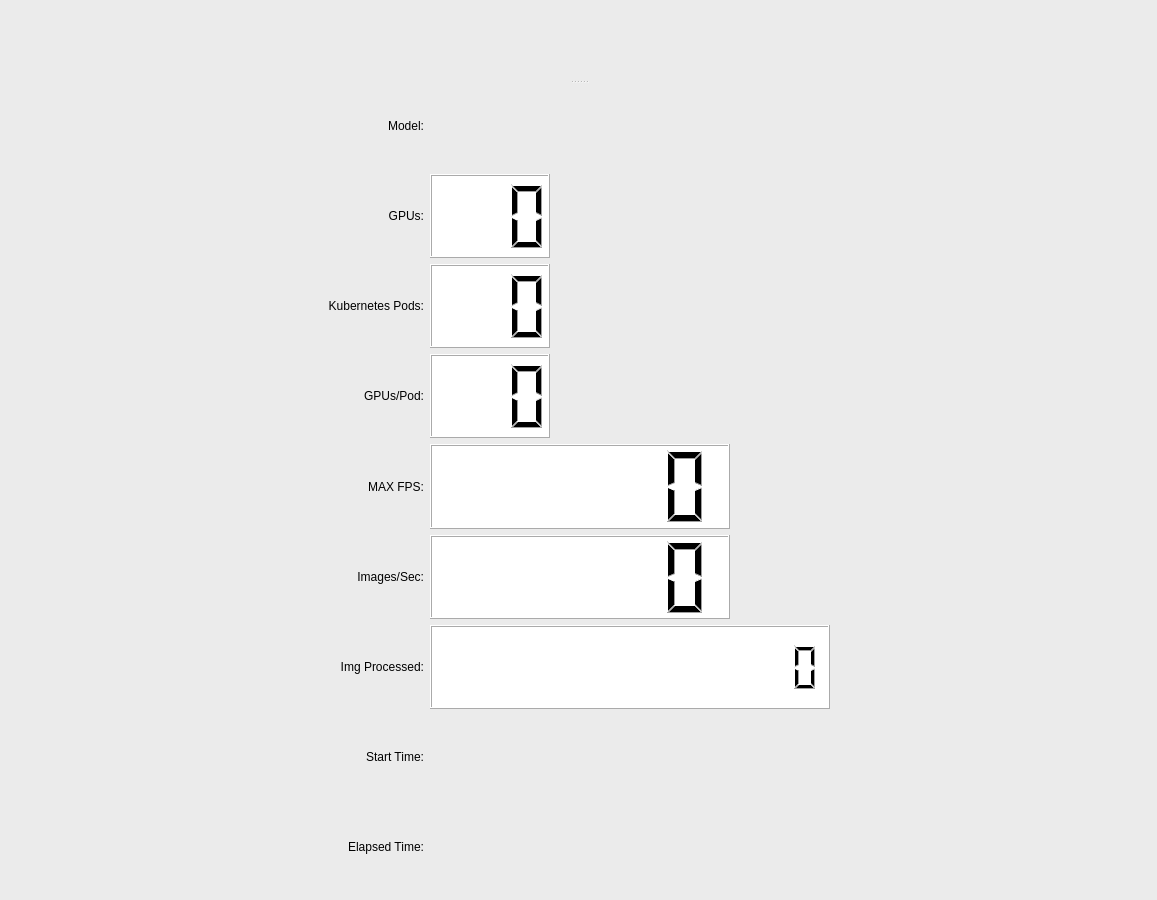
The window that apps/cloud_inference/client_app/perf_graph.ui (japarada/MIVisionX) describes before a commit, drawn with Qt 5.
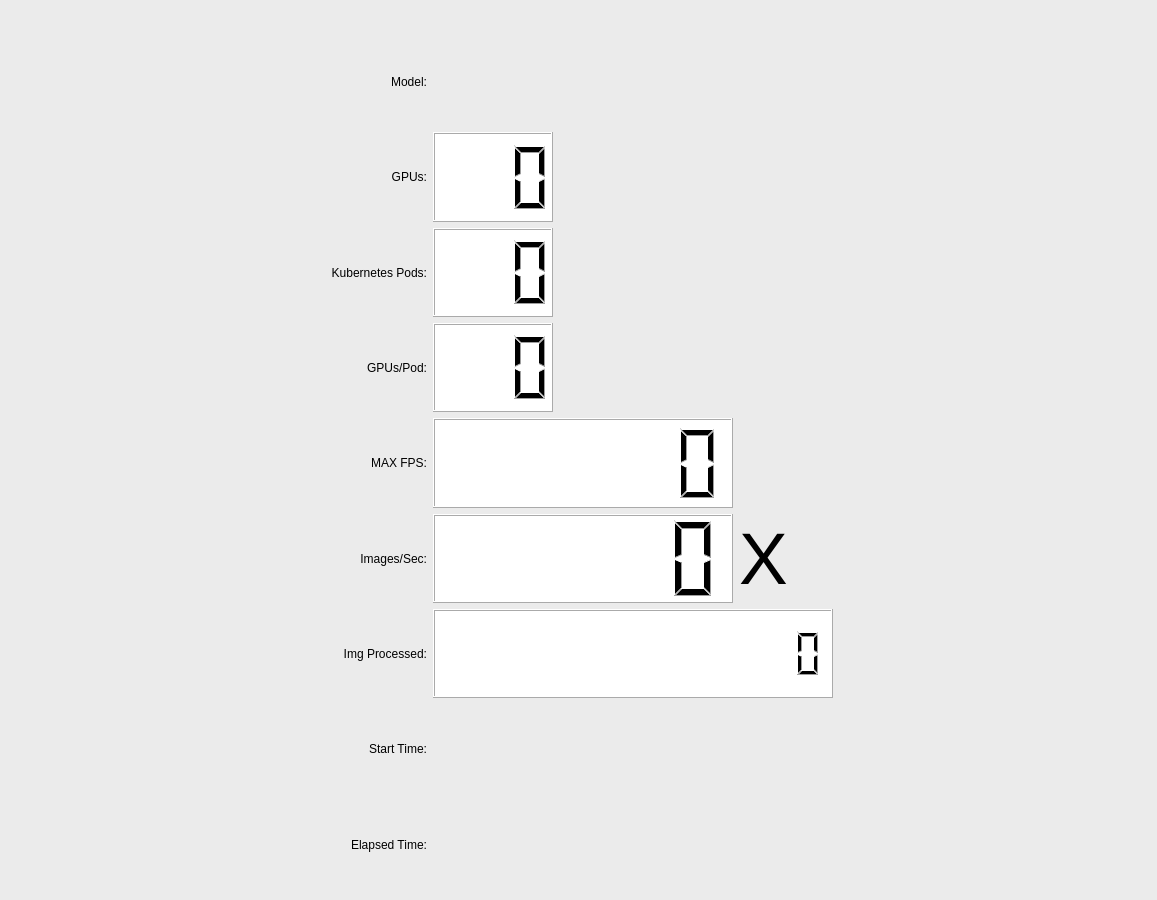
The same window after the commit. Icons and pictures are not drawn.

Commit message:
H/graph enhancement (#25)
* graph fix

* MV Compile - bug fix (#136)

* graph ui fix

* added rocm logo

* graph update

* Cloud Inference Application - graph update (#139)

* graph update

* graph update

* graph update

* update ui

* graph fix

* graph update

* graph updatE

* graph update

* update

* bar chart added

* graph update

* setmax

* mode

* bug fix

* bug fix

* bug fix

* update

* update

* update

* bug fix

* graph update

```diff
--- a/apps/cloud_inference/client_app/perf_graph.ui
+++ b/apps/cloud_inference/client_app/perf_graph.ui
@@ -29,13 +29,8 @@
   <property name="sizeGripEnabled">
    <bool>false</bool>
   </property>
-  <layout class="QVBoxLayout" name="verticalLayout">
-   <item>
-    <widget class="QSplitter" name="splitter">
-     <property name="orientation">
-      <enum>Qt::Vertical</enum>
-     </property>
-     <widget class="QWidget" name="layoutWidget">
+  <layout class="QGridLayout" name="gridLayout">
+   <item row="0" column="0" colspan="3">
       <layout class="QHBoxLayout" name="horizontalLayout_2">
        <property name="sizeConstraint">
         <enum>QLayout::SetDefaultConstraint</enum>
@@ -133,157 +128,58 @@
         </widget>
        </item>
       </layout>
-     </widget>
-     <widget class="QWidget" name="layoutWidget">
-      <layout class="QGridLayout" name="gridLayout">
-       <item row="6" column="1">
-        <widget class="QLabel" name="images_label">
-         <property name="maximumSize">
-          <size>
-           <width>500</width>
-           <height>16777215</height>
-          </size>
-         </property>
-         <property name="styleSheet">
-          <string notr="true">color: rgb(0, 0, 0);
-font: 75 36pt &quot;Ubuntu&quot;;</string>
-         </property>
-         <property name="text">
-          <string>Img Processed:</string>
-         </property>
-         <property name="alignment">
-          <set>Qt::AlignRight|Qt::AlignTrailing|Qt::AlignVCenter</set>
-         </property>
-        </widget>
-       </item>
-       <item row="6" column="2">
-        <widget class="QLCDNumber" name="images_lcdNumber">
-         <property name="sizePolicy">
-          <sizepolicy hsizetype="Minimum" vsizetype="Minimum">
-           <horstretch>0</horstretch>
-           <verstretch>0</verstretch>
-          </sizepolicy>
-         </property>
-         <property name="minimumSize">
+   </item>
+   <item row="1" column="0">
+    <spacer name="horizontalSpacer_4">
+     <property name="orientation">
+      <enum>Qt::Horizontal</enum>
+     </property>
+     <property name="sizeHint" stdset="0">
           <size>
-           <width>400</width>
-           <height>0</height>
-          </size>
-         </property>
-         <property name="maximumSize">
-          <size>
-           <width>400</width>
-           <height>16777215</height>
-          </size>
-         </property>
-         <property name="styleSheet">
-          <string notr="true">background-color: rgb(255, 255, 255);
-color: rgb(0, 0, 0);</string>
-         </property>
-         <property name="digitCount">
-          <number>15</number>
-         </property>
-         <property name="value" stdset="0">
-          <double>0.000000000000000</double>
-         </property>
-        </widget>
-       </item>
-       <item row="5" column="1">
-        <widget class="QLabel" name="fps_label">
-         <property name="maximumSize">
-          <size>
-           <width>500</width>
-           <height>16777215</height>
-          </size>
-         </property>
-         <property name="styleSheet">
-          <string notr="true">color: rgb(0, 0, 0);
-font: 75 36pt &quot;Ubuntu&quot;;</string>
-         </property>
-         <property name="text">
-          <string>Images/Sec:</string>
-         </property>
-         <property name="alignment">
-          <set>Qt::AlignRight|Qt::AlignTrailing|Qt::AlignVCenter</set>
-         </property>
-        </widget>
-       </item>
-       <item row="3" column="2">
-        <widget class="QLCDNumber" name="GPU_lcdNumber">
-         <property name="sizePolicy">
-          <sizepolicy hsizetype="Minimum" vsizetype="Minimum">
-           <horstretch>0</horstretch>
-           <verstretch>0</verstretch>
-          </sizepolicy>
-         </property>
-         <property name="minimumSize">
-          <size>
-           <width>120</width>
-           <height>0</height>
-          </size>
-         </property>
-         <property name="maximumSize">
-          <size>
-           <width>120</width>
-           <height>16777215</height>
-          </size>
-         </property>
-         <property name="styleSheet">
-          <string notr="true">background-color: rgb(255, 255, 255);
-color: rgb(0, 0, 0);</string>
-         </property>
-         <property name="digitCount">
-          <number>3</number>
-         </property>
-        </widget>
-       </item>
-       <item row="0" column="2">
-        <widget class="QLabel" name="modelName_label">
-         <property name="maximumSize">
-          <size>
-           <width>500</width>
-           <height>16777215</height>
-          </size>
-         </property>
-         <property name="styleSheet">
-          <string notr="true">color: rgb(170, 0, 0);
-font: 75 36pt &quot;Ubuntu&quot;;</string>
-         </property>
-         <property name="text">
-          <string/>
-         </property>
-        </widget>
-       </item>
-       <item row="1" column="2">
-        <widget class="QLCDNumber" name="TotalGPU_lcdNumber">
-         <property name="sizePolicy">
-          <sizepolicy hsizetype="Minimum" vsizetype="Minimum">
-           <horstretch>0</horstretch>
-           <verstretch>0</verstretch>
-          </sizepolicy>
-         </property>
-         <property name="minimumSize">
-          <size>
-           <width>120</width>
-           <height>0</height>
-          </size>
-         </property>
-         <property name="maximumSize">
-          <size>
-           <width>120</width>
-           <height>16777215</height>
-          </size>
-         </property>
-         <property name="styleSheet">
-          <string notr="true">background-color: rgb(255, 255, 255);
-color: rgb(0, 0, 0);</string>
-         </property>
-         <property name="digitCount">
-          <number>3</number>
-         </property>
-        </widget>
+       <width>245</width>
+       <height>20</height>
+      </size>
+     </property>
+    </spacer>
        </item>
        <item row="1" column="1">
+    <widget class="QLabel" name="Model_label">
+     <property name="maximumSize">
+      <size>
+       <width>500</width>
+       <height>16777215</height>
+      </size>
+     </property>
+     <property name="styleSheet">
+      <string notr="true">color: rgb(0, 0, 0);
+font: 75 36pt &quot;Ubuntu&quot;;</string>
+     </property>
+     <property name="text">
+      <string>Model:</string>
+     </property>
+     <property name="alignment">
+      <set>Qt::AlignRight|Qt::AlignTrailing|Qt::AlignVCenter</set>
+     </property>
+    </widget>
+   </item>
+   <item row="1" column="2">
+    <widget class="QLabel" name="modelName_label">
+     <property name="maximumSize">
+      <size>
+       <width>500</width>
+       <height>16777215</height>
+      </size>
+     </property>
+     <property name="styleSheet">
+      <string notr="true">color: rgb(170, 0, 0);
+font: 75 36pt &quot;Ubuntu&quot;;</string>
+     </property>
+     <property name="text">
+      <string/>
+     </property>
+    </widget>
+   </item>
+   <item row="2" column="1">
         <widget class="QLabel" name="TotalGPU_label">
          <property name="maximumSize">
           <size>
@@ -303,77 +199,56 @@
          </property>
         </widget>
        </item>
-       <item row="7" column="1">
-        <widget class="QLabel" name="startName_label">
-         <property name="maximumSize">
-          <size>
-           <width>500</width>
-           <height>16777215</height>
-          </size>
-         </property>
-         <property name="styleSheet">
-          <string notr="true">color: rgb(0, 0, 0);
-font: 75 36pt &quot;Ubuntu&quot;;</string>
-         </property>
-         <property name="text">
-          <string>Start Time:</string>
-         </property>
-         <property name="alignment">
-          <set>Qt::AlignRight|Qt::AlignTrailing|Qt::AlignVCenter</set>
-         </property>
-        </widget>
-       </item>
-       <item row="3" column="1">
-        <widget class="QLabel" name="NGPU_label">
-         <property name="maximumSize">
-          <size>
-           <width>500</width>
-           <height>16777215</height>
-          </size>
-         </property>
-         <property name="styleSheet">
-          <string notr="true">color: rgb(0, 0, 0);
-font: 75 36pt &quot;Ubuntu&quot;;</string>
-         </property>
-         <property name="text">
-          <string>GPUs/Pod:</string>
-         </property>
-         <property name="alignment">
-          <set>Qt::AlignRight|Qt::AlignTrailing|Qt::AlignVCenter</set>
-         </property>
-        </widget>
-       </item>
-       <item row="4" column="3">
-        <spacer name="horizontalSpacer_3">
-         <property name="orientation">
-          <enum>Qt::Horizontal</enum>
-         </property>
-         <property name="sizeHint" stdset="0">
-          <size>
-           <width>40</width>
-           <height>20</height>
-          </size>
-         </property>
-        </spacer>
-       </item>
-       <item row="7" column="2">
-        <widget class="QLabel" name="StartTime_label">
-         <property name="maximumSize">
-          <size>
-           <width>500</width>
-           <height>16777215</height>
-          </size>
-         </property>
-         <property name="styleSheet">
-          <string notr="true">color: rgb(170, 0, 0);
-font: 75 28pt &quot;Ubuntu&quot;;</string>
-         </property>
-         <property name="text">
-          <string/>
-         </property>
-        </widget>
-       </item>
        <item row="2" column="2">
+    <widget class="QLCDNumber" name="TotalGPU_lcdNumber">
+     <property name="sizePolicy">
+      <sizepolicy hsizetype="Minimum" vsizetype="Minimum">
+       <horstretch>0</horstretch>
+       <verstretch>0</verstretch>
+      </sizepolicy>
+     </property>
+     <property name="minimumSize">
+      <size>
+       <width>120</width>
+       <height>0</height>
+      </size>
+     </property>
+     <property name="maximumSize">
+      <size>
+       <width>120</width>
+       <height>16777215</height>
+      </size>
+     </property>
+     <property name="styleSheet">
+      <string notr="true">background-color: rgb(255, 255, 255);
+color: rgb(0, 0, 0);</string>
+     </property>
+     <property name="digitCount">
+      <number>3</number>
+     </property>
+    </widget>
+   </item>
+   <item row="3" column="1">
+    <widget class="QLabel" name="kubernetes_pod_label">
+     <property name="maximumSize">
+      <size>
+       <width>500</width>
+       <height>16777215</height>
+      </size>
+     </property>
+     <property name="styleSheet">
+      <string notr="true">color: rgb(0, 0, 0);
+font: 75 36pt &quot;Ubuntu&quot;;</string>
+     </property>
+     <property name="text">
+      <string>Kubernetes Pods:</string>
+     </property>
+     <property name="alignment">
+      <set>Qt::AlignRight|Qt::AlignTrailing|Qt::AlignVCenter</set>
+     </property>
+    </widget>
+   </item>
+   <item row="3" column="2">
         <widget class="QLCDNumber" name="pods_lcdNumber">
          <property name="sizePolicy">
           <sizepolicy hsizetype="Minimum" vsizetype="Minimum">
@@ -402,24 +277,56 @@
          </property>
         </widget>
        </item>
-       <item row="8" column="2">
-        <widget class="QLabel" name="elapsedTime_label">
-         <property name="maximumSize">
-          <size>
-           <width>500</width>
-           <height>16777215</height>
-          </size>
-         </property>
-         <property name="styleSheet">
-          <string notr="true">color: rgb(170, 0, 0);
-font: 75 28pt &quot;Ubuntu&quot;;</string>
-         </property>
-         <property name="text">
-          <string/>
-         </property>
-        </widget>
-       </item>
        <item row="4" column="1">
+    <widget class="QLabel" name="NGPU_label">
+     <property name="maximumSize">
+      <size>
+       <width>500</width>
+       <height>16777215</height>
+      </size>
+     </property>
+     <property name="styleSheet">
+      <string notr="true">color: rgb(0, 0, 0);
+font: 75 36pt &quot;Ubuntu&quot;;</string>
+     </property>
+     <property name="text">
+      <string>GPUs/Pod:</string>
+     </property>
+     <property name="alignment">
+      <set>Qt::AlignRight|Qt::AlignTrailing|Qt::AlignVCenter</set>
+     </property>
+    </widget>
+   </item>
+   <item row="4" column="2">
+    <widget class="QLCDNumber" name="GPU_lcdNumber">
+     <property name="sizePolicy">
+      <sizepolicy hsizetype="Minimum" vsizetype="Minimum">
+       <horstretch>0</horstretch>
+       <verstretch>0</verstretch>
+      </sizepolicy>
+     </property>
+     <property name="minimumSize">
+      <size>
+       <width>120</width>
+       <height>0</height>
+      </size>
+     </property>
+     <property name="maximumSize">
+      <size>
+       <width>120</width>
+       <height>16777215</height>
+      </size>
+     </property>
+     <property name="styleSheet">
+      <string notr="true">background-color: rgb(255, 255, 255);
+color: rgb(0, 0, 0);</string>
+     </property>
+     <property name="digitCount">
+      <number>3</number>
+     </property>
+    </widget>
+   </item>
+   <item row="5" column="1">
         <widget class="QLabel" name="maxFPS_label">
          <property name="maximumSize">
           <size>
@@ -439,47 +346,61 @@
          </property>
         </widget>
        </item>
-       <item row="2" column="1">
-        <widget class="QLabel" name="kubernetes_pod_label">
-         <property name="maximumSize">
-          <size>
-           <width>500</width>
-           <height>16777215</height>
-          </size>
-         </property>
-         <property name="styleSheet">
-          <string notr="true">color: rgb(0, 0, 0);
-font: 75 36pt &quot;Ubuntu&quot;;</string>
-         </property>
-         <property name="text">
-          <string>Kubernetes Pods:</string>
-         </property>
-         <property name="alignment">
-          <set>Qt::AlignRight|Qt::AlignTrailing|Qt::AlignVCenter</set>
-         </property>
-        </widget>
-       </item>
-       <item row="0" column="1">
-        <widget class="QLabel" name="Model_label">
-         <property name="maximumSize">
-          <size>
-           <width>500</width>
-           <height>16777215</height>
-          </size>
-         </property>
-         <property name="styleSheet">
-          <string notr="true">color: rgb(0, 0, 0);
-font: 75 36pt &quot;Ubuntu&quot;;</string>
-         </property>
-         <property name="text">
-          <string>Model:</string>
-         </property>
-         <property name="alignment">
-          <set>Qt::AlignRight|Qt::AlignTrailing|Qt::AlignVCenter</set>
-         </property>
-        </widget>
-       </item>
        <item row="5" column="2">
+    <widget class="QLCDNumber" name="maxFPS_lcdNumber">
+     <property name="sizePolicy">
+      <sizepolicy hsizetype="Minimum" vsizetype="Minimum">
+       <horstretch>0</horstretch>
+       <verstretch>0</verstretch>
+      </sizepolicy>
+     </property>
+     <property name="minimumSize">
+      <size>
+       <width>300</width>
+       <height>0</height>
+      </size>
+     </property>
+     <property name="maximumSize">
+      <size>
+       <width>300</width>
+       <height>16777215</height>
+      </size>
+     </property>
+     <property name="styleSheet">
+      <string notr="true">background-color: rgb(255, 255, 255);
+color: rgb(0, 0, 0);</string>
+     </property>
+     <property name="smallDecimalPoint">
+      <bool>true</bool>
+     </property>
+     <property name="digitCount">
+      <number>6</number>
+     </property>
+    </widget>
+   </item>
+   <item row="6" column="1">
+    <widget class="QLabel" name="fps_label">
+     <property name="maximumSize">
+      <size>
+       <width>500</width>
+       <height>16777215</height>
+      </size>
+     </property>
+     <property name="styleSheet">
+      <string notr="true">color: rgb(0, 0, 0);
+font: 75 36pt &quot;Ubuntu&quot;;</string>
+     </property>
+     <property name="text">
+      <string>Images/Sec:</string>
+     </property>
+     <property name="alignment">
+      <set>Qt::AlignRight|Qt::AlignTrailing|Qt::AlignVCenter</set>
+     </property>
+    </widget>
+   </item>
+   <item row="6" column="2">
+    <layout class="QHBoxLayout" name="horizontalLayout">
+     <item>
         <widget class="QLCDNumber" name="fps_lcdNumber">
          <property name="sizePolicy">
           <sizepolicy hsizetype="Minimum" vsizetype="Minimum">
@@ -499,6 +420,11 @@
            <height>16777215</height>
           </size>
          </property>
+       <property name="font">
+        <font>
+         <pointsize>10</pointsize>
+        </font>
+       </property>
          <property name="styleSheet">
           <string notr="true">background-color: rgb(255, 255, 255);
 color: rgb(0, 0, 0);</string>
@@ -514,7 +440,123 @@
          </property>
         </widget>
        </item>
+     <item>
+      <widget class="QLabel" name="x_label">
+       <property name="font">
+        <font>
+         <pointsize>55</pointsize>
+        </font>
+       </property>
+       <property name="text">
+        <string>X</string>
+       </property>
+      </widget>
+     </item>
+    </layout>
+   </item>
+   <item row="6" column="3">
+    <spacer name="horizontalSpacer_3">
+     <property name="orientation">
+      <enum>Qt::Horizontal</enum>
+     </property>
+     <property name="sizeHint" stdset="0">
+      <size>
+       <width>95</width>
+       <height>20</height>
+      </size>
+     </property>
+    </spacer>
+   </item>
+   <item row="7" column="1">
+    <widget class="QLabel" name="images_label">
+     <property name="maximumSize">
+      <size>
+       <width>500</width>
+       <height>16777215</height>
+      </size>
+     </property>
+     <property name="styleSheet">
+      <string notr="true">color: rgb(0, 0, 0);
+font: 75 36pt &quot;Ubuntu&quot;;</string>
+     </property>
+     <property name="text">
+      <string>Img Processed:</string>
+     </property>
+     <property name="alignment">
+      <set>Qt::AlignRight|Qt::AlignTrailing|Qt::AlignVCenter</set>
+     </property>
+    </widget>
+   </item>
+   <item row="7" column="2">
+    <widget class="QLCDNumber" name="images_lcdNumber">
+     <property name="sizePolicy">
+      <sizepolicy hsizetype="Minimum" vsizetype="Minimum">
+       <horstretch>0</horstretch>
+       <verstretch>0</verstretch>
+      </sizepolicy>
+     </property>
+     <property name="minimumSize">
+      <size>
+       <width>400</width>
+       <height>0</height>
+      </size>
+     </property>
+     <property name="maximumSize">
+      <size>
+       <width>400</width>
+       <height>16777215</height>
+      </size>
+     </property>
+     <property name="styleSheet">
+      <string notr="true">background-color: rgb(255, 255, 255);
+color: rgb(0, 0, 0);</string>
+     </property>
+     <property name="digitCount">
+      <number>15</number>
+     </property>
+     <property name="value" stdset="0">
+      <double>0.000000000000000</double>
+     </property>
+    </widget>
+   </item>
        <item row="8" column="1">
+    <widget class="QLabel" name="startName_label">
+     <property name="maximumSize">
+      <size>
+       <width>500</width>
+       <height>16777215</height>
+      </size>
+     </property>
+     <property name="styleSheet">
+      <string notr="true">color: rgb(0, 0, 0);
+font: 75 36pt &quot;Ubuntu&quot;;</string>
+     </property>
+     <property name="text">
+      <string>Start Time:</string>
+     </property>
+     <property name="alignment">
+      <set>Qt::AlignRight|Qt::AlignTrailing|Qt::AlignVCenter</set>
+     </property>
+    </widget>
+   </item>
+   <item row="8" column="2">
+    <widget class="QLabel" name="StartTime_label">
+     <property name="maximumSize">
+      <size>
+       <width>500</width>
+       <height>16777215</height>
+      </size>
+     </property>
+     <property name="styleSheet">
+      <string notr="true">color: rgb(170, 0, 0);
+font: 75 28pt &quot;Ubuntu&quot;;</string>
+     </property>
+     <property name="text">
+      <string/>
+     </property>
+    </widget>
+   </item>
+   <item row="9" column="1">
         <widget class="QLabel" name="ElapsedTimeName_label">
          <property name="maximumSize">
           <size>
@@ -534,50 +576,21 @@
          </property>
         </widget>
        </item>
-       <item row="4" column="2">
-        <widget class="QLCDNumber" name="maxFPS_lcdNumber">
-         <property name="sizePolicy">
-          <sizepolicy hsizetype="Minimum" vsizetype="Minimum">
-           <horstretch>0</horstretch>
-           <verstretch>0</verstretch>
-          </sizepolicy>
-         </property>
-         <property name="minimumSize">
-          <size>
-           <width>300</width>
-           <height>0</height>
-          </size>
-         </property>
+   <item row="9" column="2">
+    <widget class="QLabel" name="elapsedTime_label">
          <property name="maximumSize">
           <size>
-           <width>300</width>
+       <width>500</width>
            <height>16777215</height>
           </size>
          </property>
          <property name="styleSheet">
-          <string notr="true">background-color: rgb(255, 255, 255);
-color: rgb(0, 0, 0);</string>
-         </property>
-         <property name="digitCount">
-          <number>6</number>
-         </property>
-        </widget>
-       </item>
-       <item row="0" column="0">
-        <spacer name="horizontalSpacer_4">
-         <property name="orientation">
-          <enum>Qt::Horizontal</enum>
-         </property>
-         <property name="sizeHint" stdset="0">
-          <size>
-           <width>40</width>
-           <height>20</height>
-          </size>
-         </property>
-        </spacer>
-       </item>
-      </layout>
-     </widget>
+      <string notr="true">color: rgb(170, 0, 0);
+font: 75 28pt &quot;Ubuntu&quot;;</string>
+     </property>
+     <property name="text">
+      <string/>
+     </property>
     </widget>
    </item>
   </layout>
```
Lines whose indentation alone changed are shown as unchanged. The commit also changes 4 other files.
